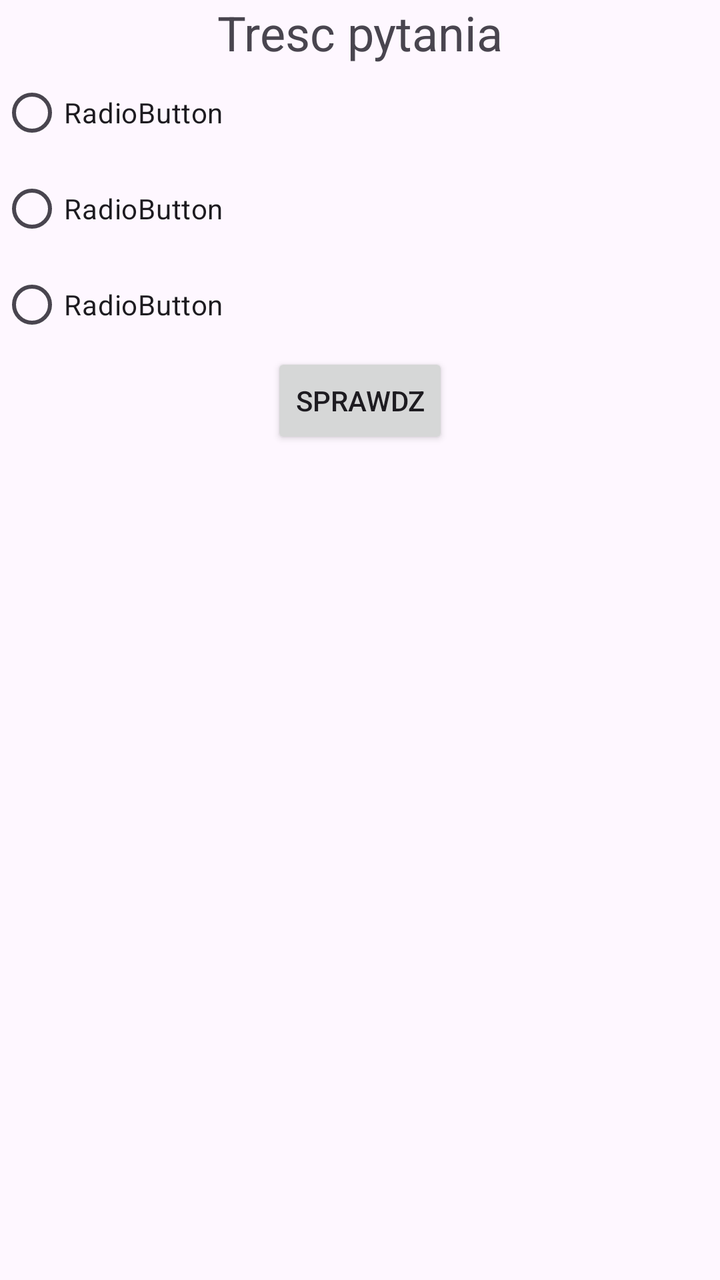
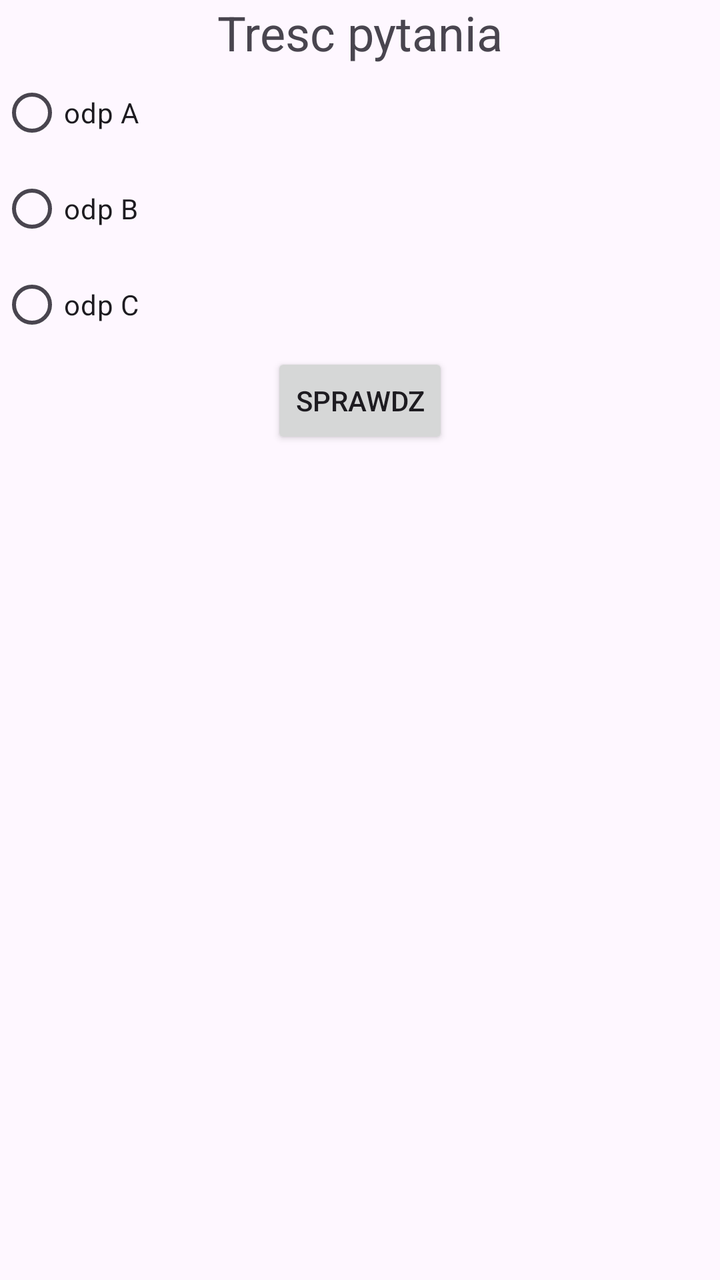

Compare the two renders of this Android layout. The source of the first and the diff that turns it into the second are given below.
<!-- AndroidManifest.xml: application theme Theme.Lkcj3MB -->
<!-- res/layout/activity_main.xml -->
<?xml version="1.0" encoding="utf-8"?>
<LinearLayout xmlns:android="http://schemas.android.com/apk/res/android"
    xmlns:app="http://schemas.android.com/apk/res-auto"
    xmlns:tools="http://schemas.android.com/tools"
    android:id="@+id/main"
    android:layout_width="match_parent"
    android:layout_height="match_parent"
    android:orientation="vertical"
    tools:context=".MainActivity">

    <TextView
        android:id="@+id/tvTrescPytania"
        android:layout_width="match_parent"
        android:gravity="center"
        android:layout_height="wrap_content"
        android:text="Tresc pytania"
        android:textSize="24sp"/>

    <RadioGroup
        android:id="@+id/rgOdpowiedzi"
        android:layout_width="match_parent"
        android:layout_height="wrap_content" >

        <RadioButton
            android:id="@+id/rbOdpA"
            android:layout_width="match_parent"
            android:layout_height="wrap_content"
            android:text="RadioButton" />

        <RadioButton
            android:id="@+id/rbOdpB"
            android:layout_width="match_parent"
            android:layout_height="wrap_content"
            android:text="RadioButton" />

        <RadioButton
            android:id="@+id/rbOdpC"
            android:layout_width="match_parent"
            android:layout_height="wrap_content"
            android:text="RadioButton" />
    </RadioGroup>

    <Button
        android:id="@+id/btnSprawdz"
        android:layout_width="wrap_content"
        android:layout_height="wrap_content"
        android:text="Sprawdz"
        android:layout_gravity="center"/>

</LinearLayout>
<!-- resources referenced by this layout -->
<resources>
  <style name="Theme.Lkcj3MB" parent="Base.Theme.Lkcj3MB" />
  <style name="Base.Theme.Lkcj3MB" parent="Theme.Material3.DayNight.NoActionBar">
          
          
      </style>
</resources>

<!-- the commit's change to res/layout/activity_main.xml (unified diff, before → after) -->
@@ -25,19 +25,19 @@
             android:id="@+id/rbOdpA"
             android:layout_width="match_parent"
             android:layout_height="wrap_content"
-            android:text="RadioButton" />
+            android:text="odp A" />
 
         <RadioButton
             android:id="@+id/rbOdpB"
             android:layout_width="match_parent"
             android:layout_height="wrap_content"
-            android:text="RadioButton" />
+            android:text="odp B" />
 
         <RadioButton
             android:id="@+id/rbOdpC"
             android:layout_width="match_parent"
             android:layout_height="wrap_content"
-            android:text="RadioButton" />
+            android:text="odp C" />
     </RadioGroup>
 
     <Button
